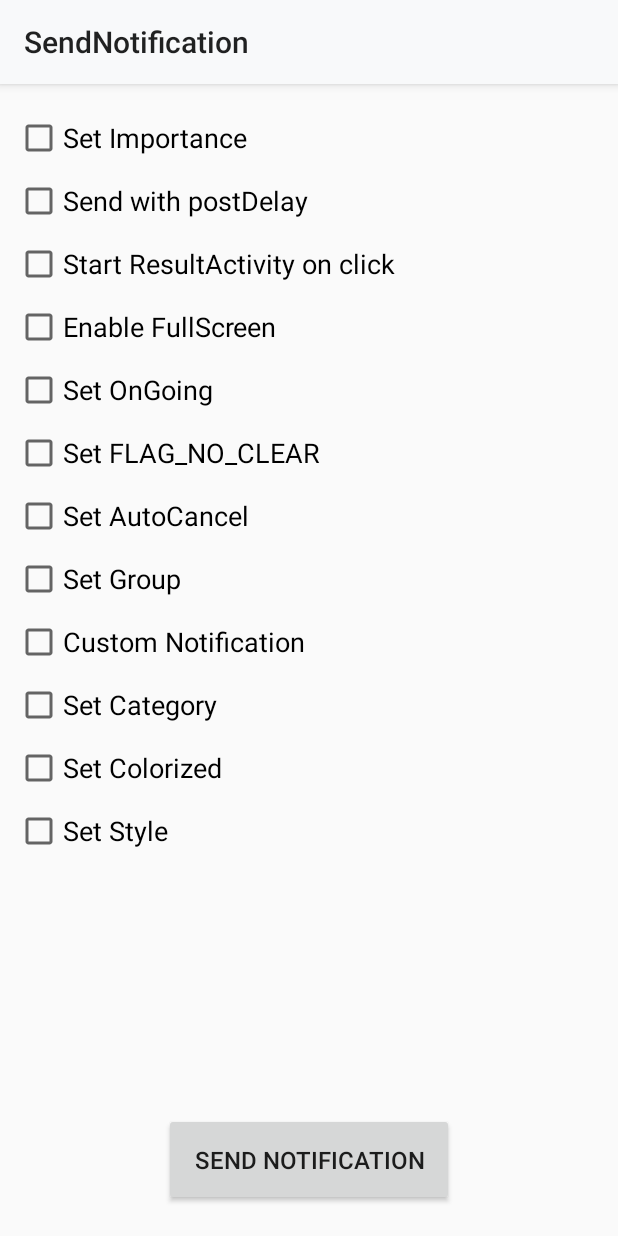
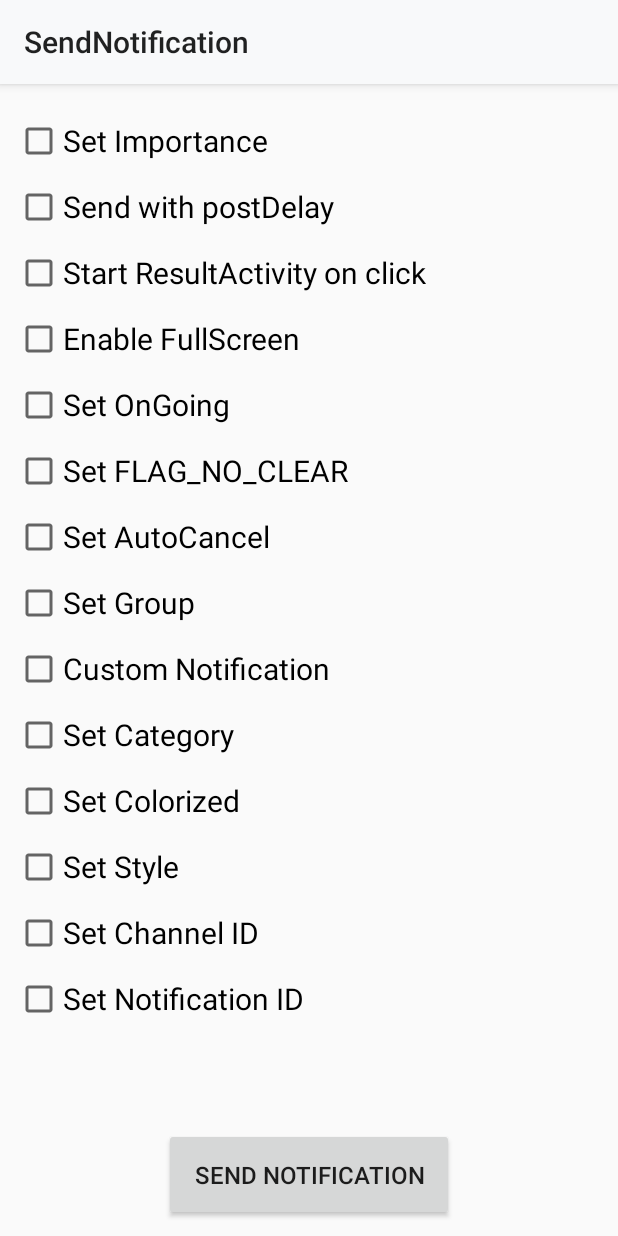
Before and after one commit to layonmartins/SendNotification, an Android app: the screen it shows after launch (MainActivity), on a phone screen of 412 x 824 dp. Run offline under Robolectric (Android 15) with nearby library versions, the phone set to English and light mode, and no system bars.

Commit message:
creating channelId controls

```diff
--- a/app/src/main/java/com/layon/android/sendnotification/MainActivity.java
+++ b/app/src/main/java/com/layon/android/sendnotification/MainActivity.java
@@ -230,7 +230,24 @@ public class MainActivity extends AppCompatActivity {
         } else {
             spinner_style.setVisibility(View.GONE);
         }
+    }
 
+    //TODO show the channelId something
+    public void onCheckBoxchannelIdClicked(View v){
+        if(checkBox_style.isChecked()){
+
+        } else {
+
+        }
+    }
+
+    //TODO show the channelId something
+    public void onCheckBoxnotificationIdClicked(View v){
+        if(checkBox_style.isChecked()){
+
+        } else {
+
+        }
     }
 
     //TODO refactoring...
--- a/app/src/main/res/layout/activity_main.xml
+++ b/app/src/main/res/layout/activity_main.xml
@@ -11,6 +11,7 @@
         android:id="@+id/scrollview"
         android:layout_width="match_parent"
         android:layout_height="0dp"
+        android:layout_marginBottom="10dp"
         app:layout_constraintBottom_toTopOf="@id/send_button"
         app:layout_constraintEnd_toEndOf="parent"
         app:layout_constraintStart_toStartOf="parent"
@@ -51,7 +52,7 @@
                 android:onClick="onCheckBoxSecondsClicked"
                 android:text="Send with postDelay"
                 android:textSize="@dimen/config_text"
-                app:layout_constraintStart_toStartOf="@+id/editText"
+                app:layout_constraintStart_toStartOf="parent"
                 app:layout_constraintTop_toBottomOf="@+id/checkBox_importance" />
 
             <Spinner
@@ -209,6 +210,39 @@
 
             </Spinner>
 
+            <CheckBox
+                android:id="@+id/checkBox_channelId"
+                android:layout_width="wrap_content"
+                android:layout_height="wrap_content"
+                android:layout_marginTop="@dimen/margin_checkboxs"
+                android:onClick="onCheckBoxchannelIdClicked"
+                android:text="Set Channel ID"
+                android:textSize="@dimen/config_text"
+                app:layout_constraintStart_toStartOf="@id/checkBox_StartActivity"
+                app:layout_constraintTop_toBottomOf="@id/checkBox_style"></CheckBox>
+
+            <LinearLayout
+                android:id="@+id/channelIdControls"
+                android:layout_width="wrap_content"
+                android:layout_height="wrap_content"
+                android:orientation="horizontal"
+                app:layout_constraintStart_toEndOf="@id/checkBox_channelId"
+                app:layout_constraintBaseline_toBaselineOf="@id/checkBox_channelId"
+                app:layout_constraintEnd_toEndOf="parent">
+
+            </LinearLayout>
+
+            <CheckBox
+                android:id="@+id/checkBox_notificationId"
+                android:layout_width="wrap_content"
+                android:layout_height="wrap_content"
+                android:layout_marginTop="@dimen/margin_checkboxs"
+                android:onClick="onCheckBoxnotificationIdClicked"
+                android:text="Set Notification ID"
+                android:textSize="@dimen/config_text"
+                app:layout_constraintStart_toStartOf="@id/checkBox_StartActivity"
+                app:layout_constraintTop_toBottomOf="@id/checkBox_channelId"></CheckBox>
+
         </androidx.constraintlayout.widget.ConstraintLayout>
 
     </ScrollView>
@@ -217,7 +251,6 @@
         android:id="@+id/send_button"
         android:layout_width="wrap_content"
         android:layout_height="wrap_content"
-        android:layout_margin="10dp"
         android:onClick="sendNotification"
         android:padding="20dp"
         android:text="Send Notification"
--- a/app/src/main/res/values/dimens.xml
+++ b/app/src/main/res/values/dimens.xml
@@ -1,6 +1,6 @@
 <?xml version="1.0" encoding="utf-8"?>
 <resources>
-    <dimen name="config_text">18sp</dimen>
-    <dimen name="margin_checkboxs">10dp</dimen>
+    <dimen name="config_text">20sp</dimen>
+    <dimen name="margin_checkboxs">12dp</dimen>
     <dimen name="notifi_text">14sp</dimen>
 </resources>
```
